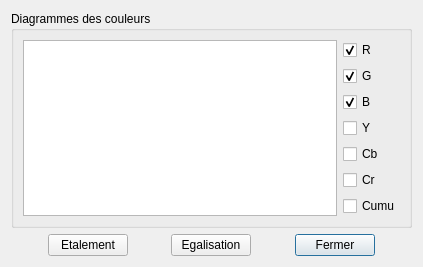
First picture: the form in QT/diagramcolorwindow.ui, repository Mric26/Projet-image-2015, before the edit.
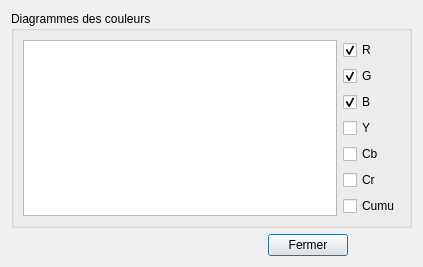
Second picture: the form after the edit.

What changed in the file:
```diff
--- a/QT/diagramcolorwindow.ui
+++ b/QT/diagramcolorwindow.ui
@@ -100,7 +100,7 @@
    </item>
    <item row="1" column="0">
     <layout class="QGridLayout" name="gridLayout_3">
-     <item row="0" column="4">
+     <item row="0" column="0">
       <spacer name="horizontalSpacer_2">
        <property name="orientation">
         <enum>Qt::Horizontal</enum>
@@ -113,54 +113,40 @@
        </property>
       </spacer>
      </item>
-     <item row="0" column="5">
+     <item row="0" column="4">
       <widget class="QPushButton" name="fermer">
        <property name="text">
         <string>Fermer</string>
        </property>
       </widget>
      </item>
-     <item row="0" column="0">
-      <spacer name="horizontalSpacer_3">
-       <property name="orientation">
-        <enum>Qt::Horizontal</enum>
-       </property>
-       <property name="sizeHint" stdset="0">
-        <size>
-         <width>40</width>
-         <height>20</height>
-        </size>
-       </property>
-      </spacer>
-     </item>
-     <item row="0" column="1">
-      <widget class="QPushButton" name="etalement">
-       <property name="text">
-        <string>Etalement</string>
-       </property>
-      </widget>
-     </item>
-     <item row="0" column="2">
-      <spacer name="horizontalSpacer">
-       <property name="orientation">
-        <enum>Qt::Horizontal</enum>
-       </property>
-       <property name="sizeHint" stdset="0">
-        <size>
-         <width>40</width>
-         <height>20</height>
-        </size>
-       </property>
-      </spacer>
-     </item>
      <item row="0" column="3">
-      <widget class="QPushButton" name="egalisation">
-       <property name="text">
-        <string>Egalisation</string>
+      <spacer name="horizontalSpacer">
+       <property name="orientation">
+        <enum>Qt::Horizontal</enum>
        </property>
-      </widget>
+       <property name="sizeHint" stdset="0">
+        <size>
+         <width>40</width>
+         <height>20</height>
+        </size>
+       </property>
+      </spacer>
      </item>
-     <item row="0" column="6">
+     <item row="0" column="2">
+      <spacer name="horizontalSpacer_3">
+       <property name="orientation">
+        <enum>Qt::Horizontal</enum>
+       </property>
+       <property name="sizeHint" stdset="0">
+        <size>
+         <width>40</width>
+         <height>20</height>
+        </size>
+       </property>
+      </spacer>
+     </item>
+     <item row="0" column="5">
       <spacer name="horizontalSpacer_4">
        <property name="orientation">
         <enum>Qt::Horizontal</enum>
@@ -173,6 +159,19 @@
        </property>
       </spacer>
      </item>
+     <item row="0" column="1">
+      <spacer name="horizontalSpacer_5">
+       <property name="orientation">
+        <enum>Qt::Horizontal</enum>
+       </property>
+       <property name="sizeHint" stdset="0">
+        <size>
+         <width>40</width>
+         <height>20</height>
+        </size>
+       </property>
+      </spacer>
+     </item>
     </layout>
    </item>
   </layout>
```
